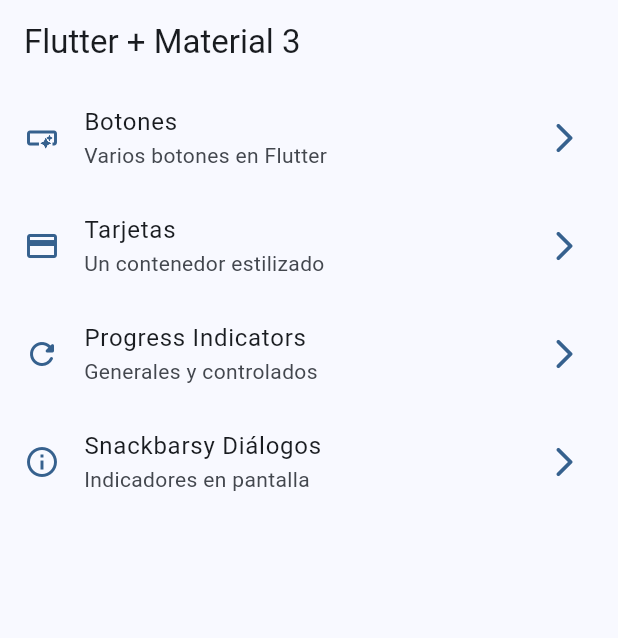
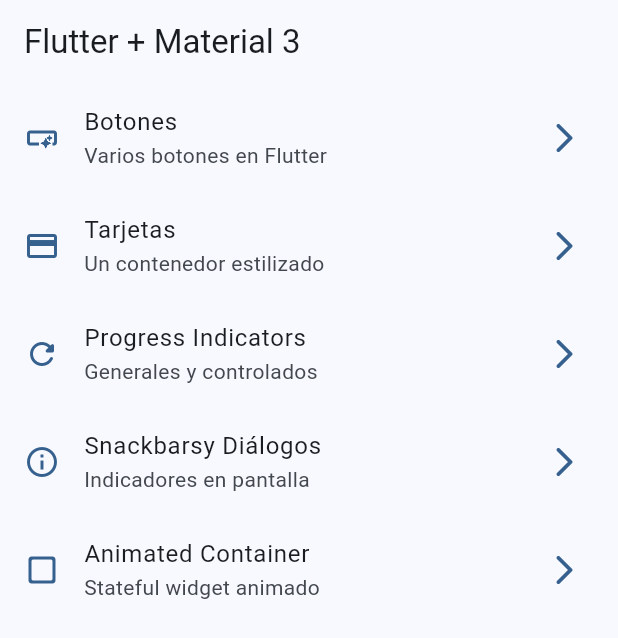
Before and after one commit to Juudini/flutter_widgets_app, a Flutter app: the screen it shows after launch, on a phone screen of 412 x 824 dp. Shown: the top 638 px of the screen. Run offline on Flutter 3.47's test engine with Material 3 defaults, Android fonts, the phone set to English and light mode, and no system bars; our stand-ins replace go_router.

Commit message:
feat: added animated container

```diff
--- a/lib/config/menu/menu_items.dart
+++ b/lib/config/menu/menu_items.dart
@@ -38,5 +38,11 @@ const List<MenuItem> appMenuItems = [
     subTitle: 'Indicadores en pantalla',
     link: '/snackbars',
     icon: Icons.info_outline,
+  ),
+  MenuItem(
+    title: 'Animated Container',
+    subTitle: 'Stateful widget animado',
+    link: '/animated',
+    icon: Icons.check_box_outline_blank_rounded,
   )
 ];
--- a/lib/config/router/app_router.dart
+++ b/lib/config/router/app_router.dart
@@ -29,5 +29,10 @@ final appRouter = GoRouter(
       name: SnackbarScreen.name,
       builder: (context, state) => const SnackbarScreen(),
     ),
+    GoRoute(
+      path: '/animated',
+      name: AnimatedScreen.name,
+      builder: (context, state) => const AnimatedScreen(),
+    ),
   ],
 );
```
Also changed, not shown: lib/presentation/screens/animated/animated_screen.dart (+51 -2 lines).
